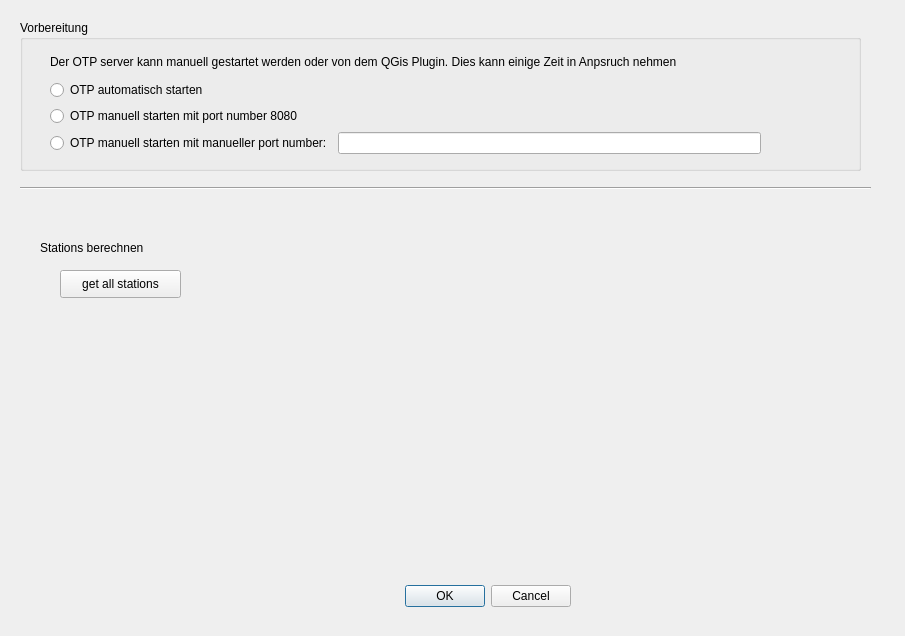
Qt form public_transit_analysis_dialog_base.ui (ThanDerJoren/transitReachabilityAnalyser) before a commit.
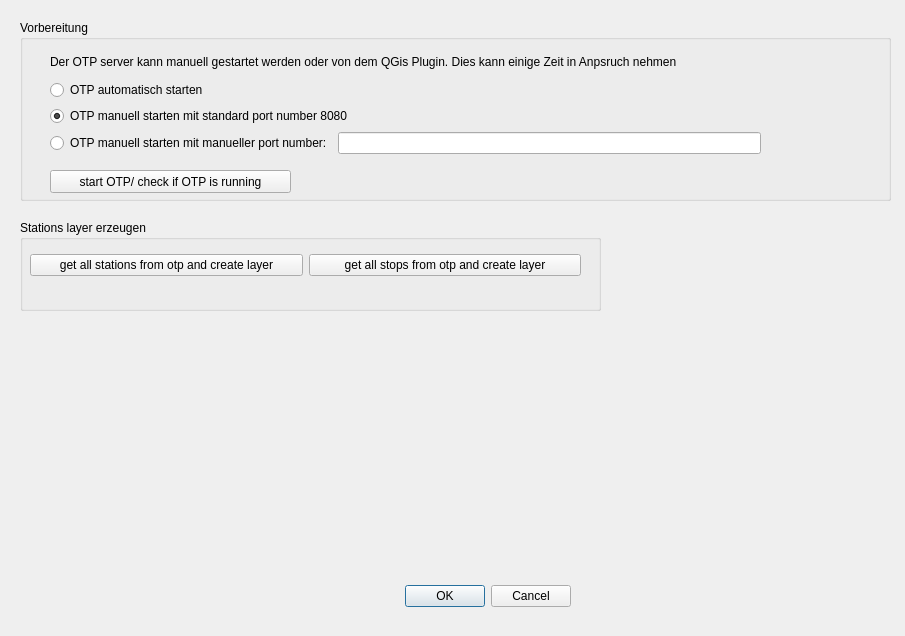
The same form after that commit.

Commit message: new method check_grizzly_server_is_running new method not_implemented_yet for all optional buttons, which ich will do at the end

What changed in the file:
```diff
--- a/public_transit_analysis_dialog_base.ui
+++ b/public_transit_analysis_dialog_base.ui
@@ -29,58 +29,19 @@
     <set>QDialogButtonBox::Cancel|QDialogButtonBox::Ok</set>
    </property>
   </widget>
-  <widget class="Line" name="line">
-   <property name="geometry">
-    <rect>
-     <x>20</x>
-     <y>180</y>
-     <width>851</width>
-     <height>16</height>
-    </rect>
-   </property>
-   <property name="orientation">
-    <enum>Qt::Horizontal</enum>
-   </property>
-  </widget>
-  <widget class="QLabel" name="label_3">
-   <property name="geometry">
-    <rect>
-     <x>40</x>
-     <y>240</y>
-     <width>121</width>
-     <height>16</height>
-    </rect>
-   </property>
-   <property name="text">
-    <string>Stations berechnen</string>
-   </property>
-  </widget>
-  <widget class="QPushButton" name="pb_get_all_stations">
-   <property name="geometry">
-    <rect>
-     <x>60</x>
-     <y>270</y>
-     <width>121</width>
-     <height>28</height>
-    </rect>
-   </property>
-   <property name="text">
-    <string>get all stations</string>
-   </property>
-  </widget>
   <widget class="QGroupBox" name="groupBox">
    <property name="geometry">
     <rect>
      <x>20</x>
      <y>20</y>
-     <width>841</width>
-     <height>151</height>
+     <width>871</width>
+     <height>181</height>
     </rect>
    </property>
    <property name="title">
     <string>Vorbereitung</string>
    </property>
-   <widget class="QWidget" name="">
+   <widget class="QWidget" name="layoutWidget">
     <property name="geometry">
      <rect>
       <x>30</x>
@@ -106,8 +67,17 @@
      </item>
      <item>
       <widget class="QRadioButton" name="rb_otp_manually_started_8080">
+       <property name="enabled">
+        <bool>true</bool>
+       </property>
+       <property name="autoFillBackground">
+        <bool>false</bool>
+       </property>
        <property name="text">
-        <string>OTP manuell starten mit port number 8080</string>
+        <string>OTP manuell starten mit standard port number 8080</string>
+       </property>
+       <property name="checked">
+        <bool>true</bool>
        </property>
       </widget>
      </item>
@@ -124,6 +94,58 @@
         <widget class="QLineEdit" name="le_port_number"/>
        </item>
       </layout>
+     </item>
+    </layout>
+   </widget>
+   <widget class="QPushButton" name="pb_start_check_OTP">
+    <property name="geometry">
+     <rect>
+      <x>30</x>
+      <y>150</y>
+      <width>241</width>
+      <height>23</height>
+     </rect>
+    </property>
+    <property name="text">
+     <string>start OTP/ check if OTP is running</string>
+    </property>
+   </widget>
+  </widget>
+  <widget class="QGroupBox" name="groupBox_2">
+   <property name="geometry">
+    <rect>
+     <x>20</x>
+     <y>220</y>
+     <width>581</width>
+     <height>91</height>
+    </rect>
+   </property>
+   <property name="title">
+    <string>Stations layer erzeugen</string>
+   </property>
+   <widget class="QWidget" name="">
+    <property name="geometry">
+     <rect>
+      <x>10</x>
+      <y>30</y>
+      <width>551</width>
+      <height>30</height>
+     </rect>
+    </property>
+    <layout class="QHBoxLayout" name="horizontalLayout_2">
+     <item>
+      <widget class="QPushButton" name="pb_get_stations_from_otp">
+       <property name="text">
+        <string>get all stations from otp and create layer</string>
+       </property>
+      </widget>
+     </item>
+     <item>
+      <widget class="QPushButton" name="pb_get_stops_from_otp">
+       <property name="text">
+        <string>get all stops from otp and create layer</string>
+       </property>
+      </widget>
      </item>
     </layout>
    </widget>
```
Left out of the diff: 6 changed lines with no effect on the pictures. The commit also changes 1 other file.
